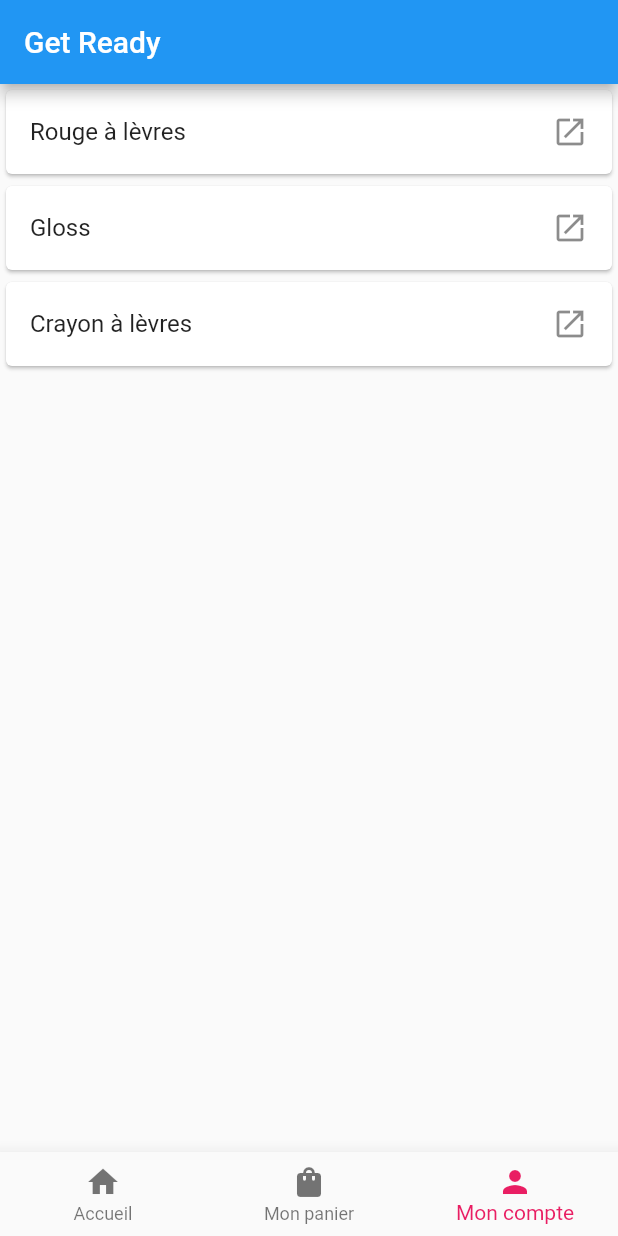
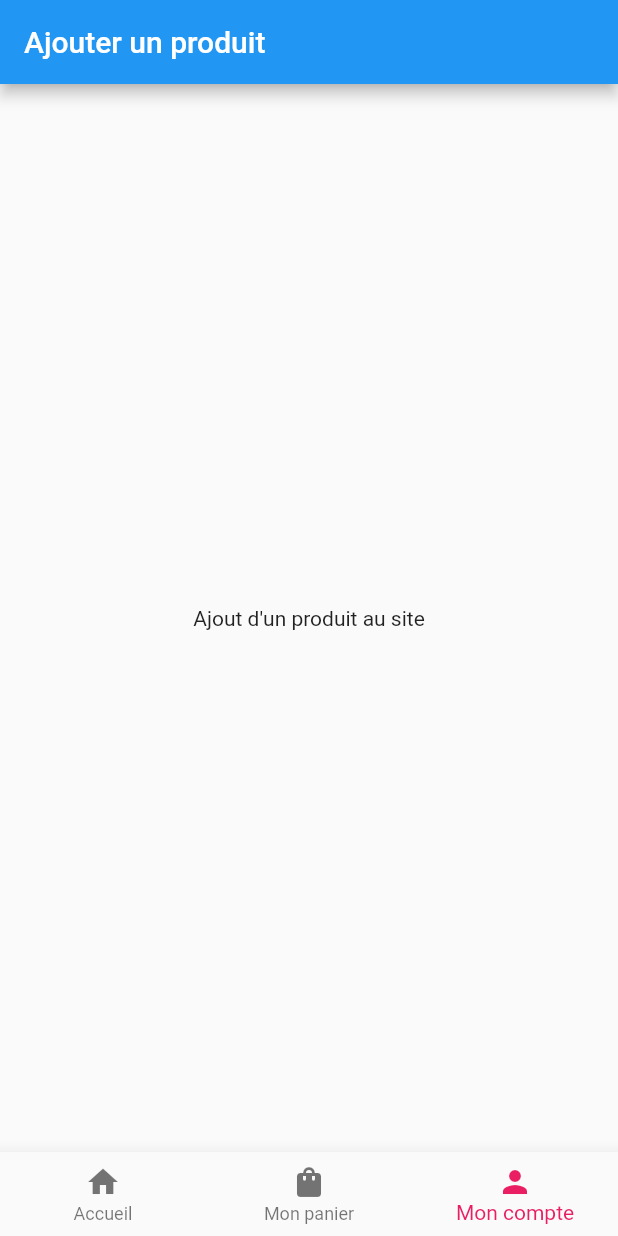
Before and after one commit to thaisbrun/get_ready, a Flutter app: the screen it shows after launch, item 3 of the bottom bar chosen, on a phone screen of 412 x 824 dp. Run offline on Flutter 3.47's test engine with Material 2 defaults, Android fonts, the phone set to English and light mode, and no system bars.

Commit message:
Auto-formation du 27/06

```diff
--- a/lib/main.dart
+++ b/lib/main.dart
@@ -1,4 +1,5 @@
 import 'package:flutter/material.dart';
+import 'package:get_ready/pages/addProductPage.dart';
 import 'package:get_ready/pages/homePage.dart';
 import 'package:get_ready/pages/lipsPage.dart';
 //Cette fonction permet de démarrer mon application
@@ -28,12 +29,16 @@ class _MyAppState extends State<MyApp> {
     return MaterialApp(
       home: Scaffold(
         appBar: AppBar(
-          title:Text("Get Ready"),
+          title:[
+            Text("Get Ready"),
+            Text("Nos produits lèvres"),
+            Text("Ajouter un produit"),
+          ][_currentIndex],
         ),
         body: [
           HomePage(),
           LipsPage(),
-          LipsPage() //A changer
+          AddProductPage() //A changer
         ][_currentIndex],
         bottomNavigationBar: BottomNavigationBar(
           currentIndex: _currentIndex,
--- /dev/null
+++ b/lib/pages/addProductPage.dart
@@ -0,0 +1,12 @@
+import 'package:flutter/material.dart';
+
+class AddProductPage extends StatelessWidget {
+  const AddProductPage({Key? key}) : super(key: key);
+
+  @override
+  Widget build(BuildContext context) {
+    return Center(
+      child:Text("Ajout d'un produit au site"),
+    );
+  }
+}
```
